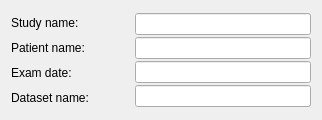
This is Code/qtshanoirsearchwidget.ui in Inria-Empenn/QtShanoir as Qt 5 draws it before an edit. The edited form follows.
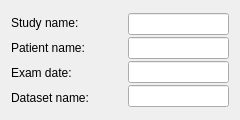
This is the edited form.

The edit to the form file:
```diff
--- a/Code/qtshanoirsearchwidget.ui
+++ b/Code/qtshanoirsearchwidget.ui
@@ -6,7 +6,7 @@
    <rect>
     <x>0</x>
     <y>0</y>
-    <width>322</width>
+    <width>240</width>
     <height>120</height>
    </rect>
   </property>
```
